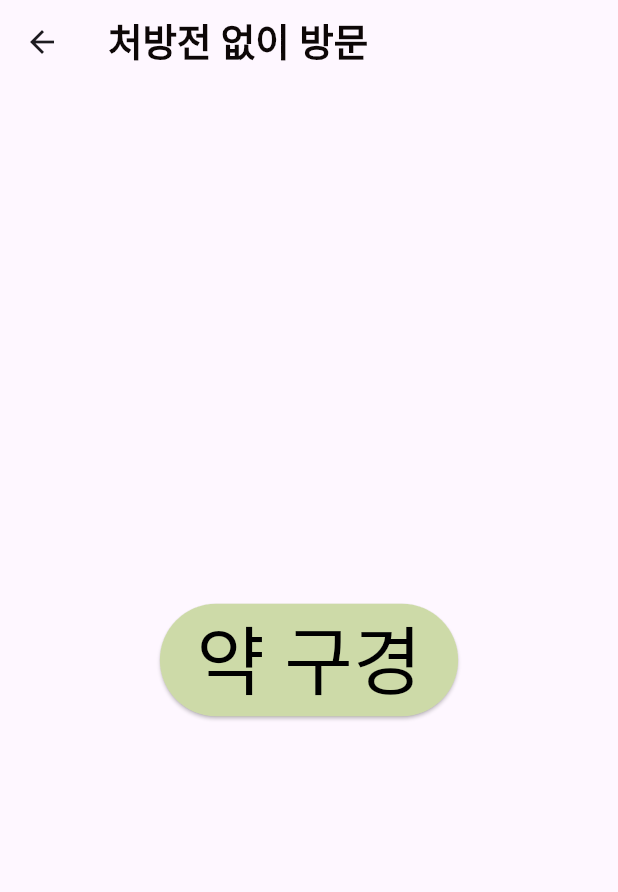
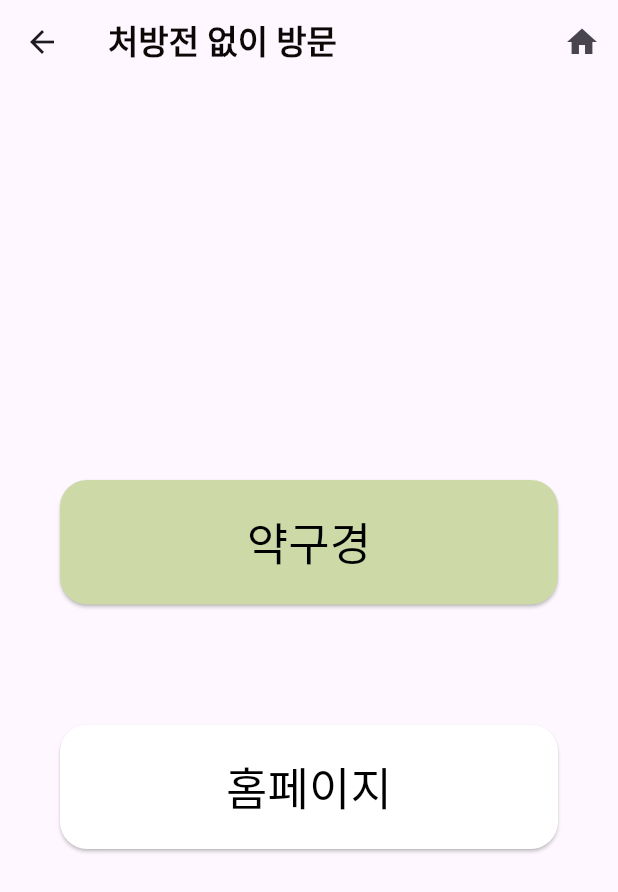
Before and after one commit to kyungeunnijjang/smart-pharmacy-app, a Flutter app: the SecondScreen screen opened directly, on a phone screen of 412 x 824 dp. Shown: the top 892 px of the screen. Run offline on Flutter 3.47's test engine with Material 3 defaults, Android fonts, the phone set to English and light mode, and no system bars; our stand-ins replace flutter_secure_storage; missing offline and left inert: qr_code_scanner; accounts and stored records are empty; Roboto replaces fonts that are missing (TEST).

Commit message:
홈페이지 추가

```diff
--- /dev/null
+++ b/lib/homrpage/homepage_screen.dart
@@ -0,0 +1,15 @@
+import 'package:flutter/material.dart';
+
+class homepageScreen extends StatefulWidget {
+  const homepageScreen({super.key});
+
+  @override
+  State<homepageScreen> createState() => _homepageScreenState();
+}
+
+class _homepageScreenState extends State<homepageScreen> {
+  @override
+  Widget build(BuildContext context) {
+    return const Placeholder();
+  }
+}
--- a/lib/second_screen.dart
+++ b/lib/second_screen.dart
@@ -1,4 +1,6 @@
 import 'package:flutter/material.dart';
+import 'package:pharmacy_app/authentication/log_in_screen.dart';
+import 'package:pharmacy_app/homrpage/homepage_screen.dart';
 import 'package:pharmacy_app/medicines/medicine_page.dart';
 
 class SecondScreen extends StatelessWidget {
@@ -8,43 +10,102 @@ class SecondScreen extends StatelessWidget {
   Widget build(BuildContext context) {
     return Scaffold(
       appBar: AppBar(
-        title: const Text('처방전 없이 방문',
+        title: const Text(
+          '처방전 없이 방문',
           style: TextStyle(
-                fontSize: 25,
+              fontSize: 22,
               fontWeight: FontWeight.w600,
               color: Color.fromARGB(255, 13, 7, 7),
-                fontFamily: "TEST")),
+              fontFamily: "TEST"),
         ),
-      body: Column(
+        actions: [
+          IconButton(
+            icon: const Icon(Icons.home),
+            onPressed: () {
+              Navigator.push(
+                context,
+                MaterialPageRoute(
+                  builder: (context) => LogInScreen(),
+                ),
+              );
+            },
+          ),
+        ],
+      ),
+      body: SingleChildScrollView(
+        child: Container(
+          padding: const EdgeInsets.symmetric(horizontal: 40),
+          height: MediaQuery.of(context).size.height - 50,
+          width: double.infinity,
+          child: Column(
+            mainAxisAlignment: MainAxisAlignment.spaceEvenly,
+            children: [
+              _secondbutton(context),
+              // _home(context),
+            ],
+          ),
+        ),
+      ),
+    );
+  }
+}
+
+_secondbutton(context) {
+  return Column(
     crossAxisAlignment: CrossAxisAlignment.center,
     mainAxisAlignment: MainAxisAlignment.center,
     children: [
       ElevatedButton(
-            //약구경
         onPressed: () {
           Navigator.push(
             context,
-                  MaterialPageRoute(
-                      builder: (context) => const MedicinePage()));
+            MaterialPageRoute(builder: (context) => const MedicinePage()),
+          );
         },
         style: ElevatedButton.styleFrom(
-              foregroundColor: Colors.black,
+          shape: RoundedRectangleBorder(
+            borderRadius: BorderRadius.circular(18),
+          ),
+          padding: const EdgeInsets.symmetric(vertical: 20),
           backgroundColor: const Color.fromARGB(255, 205, 218, 168),
+          minimumSize: const Size(double.infinity, 0),
         ),
         child: const Text(
-              "약 구경",
+          "약구경",
           style: TextStyle(
               color: Colors.black,
-                  fontSize: 50,
+              fontSize: 30,
               fontWeight: FontWeight.w500,
               fontFamily: "TEST"),
         ),
       ),
-          const Align(
-            alignment: Alignment.bottomRight,
+      const SizedBox(
+        height: 80,
+      ),
+      ElevatedButton(
+        onPressed: () {
+          Navigator.push(
+            context,
+            MaterialPageRoute(builder: (context) => const homepageScreen()),
+          );
+        },
+        style: ElevatedButton.styleFrom(
+          shape: RoundedRectangleBorder(
+            borderRadius: BorderRadius.circular(18),
+          ),
+          padding: const EdgeInsets.symmetric(vertical: 20),
+          backgroundColor: Colors.white,
+          minimumSize: const Size(double.infinity, 0),
+        ),
+        child: const Text(
+          "홈페이지",
+          style: TextStyle(
+              fontSize: 30,
+              color: Colors.black,
+              fontWeight: FontWeight.w500,
+              fontFamily: "TEST"),
+        ),
       ),
     ],
-      ),
   );
 }
-}
```
Lines whose indentation alone changed are shown as unchanged.
